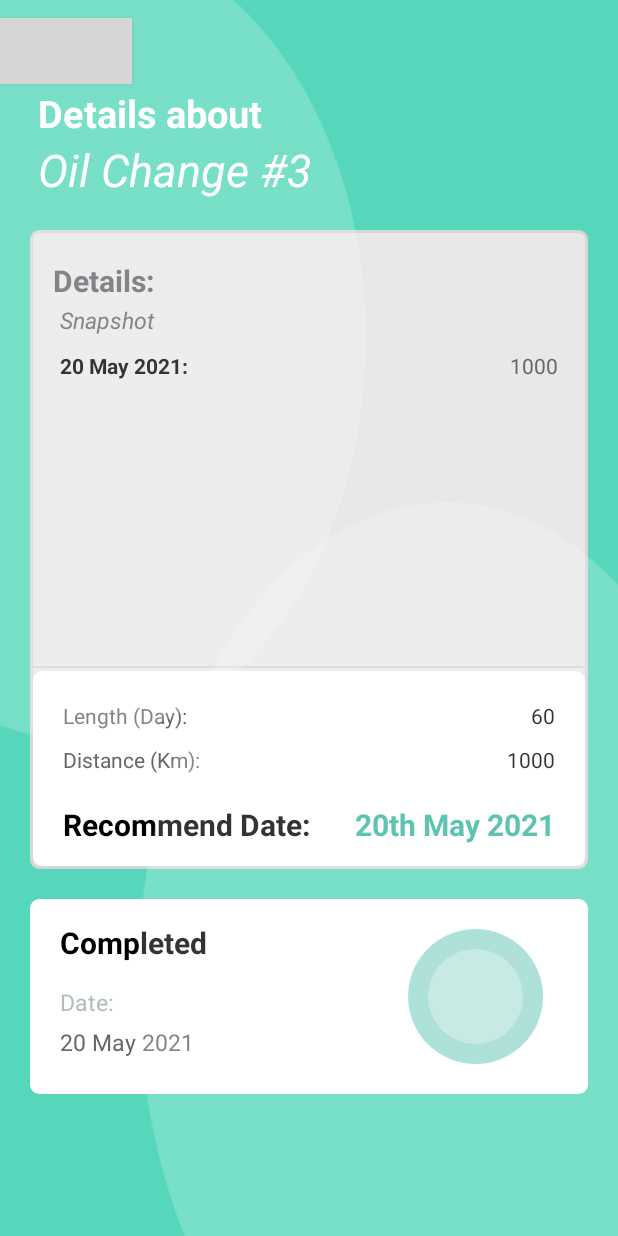
After one commit to M1ke002/Diary_Oil_v3, an Android app: the ItemDetailActivity screen opened directly, with no data from a screen before it, on a phone screen of 412 x 824 dp. The commit adds this screen. Run offline under Robolectric (Android 15) with nearby library versions, the phone set to English and light mode, and no system bars; grey boxes are pictures that could not be loaded.

Commit message:
add event details activity

```diff
--- a/app/src/main/AndroidManifest.xml
+++ b/app/src/main/AndroidManifest.xml
@@ -5,6 +5,7 @@
 
     <uses-feature android:name="android.hardware.camera.any" />
     <uses-feature android:name="android.hardware.camera.autofocus" />
+
     <uses-permission android:name="android.permission.CAMERA" />
     <uses-permission android:name="android.permission.WRITE_EXTERNAL_STORAGE" />
     <uses-permission android:name="android.permission.READ_EXTERNAL_STORAGE" />
@@ -19,6 +20,9 @@
         android:supportsRtl="true"
         android:theme="@style/Theme.Diary_Oil_v3"
         tools:targetApi="31">
+        <activity
+            android:name=".ItemDetailActivity"
+            android:exported="false" />
         <activity
             android:name=".CameraVieActivity"
             android:exported="false" />
--- a/app/src/main/java/com/example/diary_oil_v3/EventAdapter.java
+++ b/app/src/main/java/com/example/diary_oil_v3/EventAdapter.java
@@ -1,17 +1,16 @@
 package com.example.diary_oil_v3;
 
-import android.content.res.ColorStateList;
-import android.graphics.Color;
-import android.util.Log;
+import android.content.Context;
+import android.content.Intent;
+import android.os.Bundle;
 import android.view.LayoutInflater;
 import android.view.View;
 import android.view.ViewGroup;
 import android.widget.ImageView;
+import android.widget.RelativeLayout;
 import android.widget.TextView;
 
 import androidx.annotation.NonNull;
-import androidx.core.content.ContextCompat;
-import androidx.core.widget.ImageViewCompat;
 import androidx.recyclerview.widget.RecyclerView;
 
 import java.util.List;
@@ -22,8 +21,15 @@ public class EventAdapter extends RecyclerView.Adapter<EventAdapter.EventViewHol
 
 
     private List<Event> listEvent;
+    private Context mContext;
 
-    public EventAdapter(List<Event> listEvent) {
+    public void release()
+    {
+        mContext=null;
+    }
+
+    public EventAdapter(Context mContext, List<Event> listEvent) {
+        this.mContext = mContext;
         this.listEvent = listEvent;
         //Log.d("debug","json adapter"+listEvent.toString());
     }
@@ -37,11 +43,16 @@ public class EventAdapter extends RecyclerView.Adapter<EventAdapter.EventViewHol
 
     @Override
     public void onBindViewHolder(@NonNull EventViewHolder holder, int position) {
-        Event event = listEvent.get(position);
+        final Event event = listEvent.get(position);
         //Log.d("debug","json item "+event.getType() + " " + event.date + " " + event.odo);
         if (event == null)
         {return;}
-
+        holder.relativeLayout.setOnClickListener(new View.OnClickListener() {
+            @Override
+            public void onClick(View view) {
+                onClickGoToDetail(event);
+            }
+        });
         holder.tvname.setText(event.getType());
         holder.tvdue.setText(event.date);
         holder.tvodo.setText(event.odo);
@@ -50,6 +61,14 @@ public class EventAdapter extends RecyclerView.Adapter<EventAdapter.EventViewHol
         // holder.imageView.setColorFilter(ContextCompat.getColor(holder.imageView.getContext(), R.color.gray), android.graphics.PorterDuff.Mode.MULTIPLY);
 
 
+    }
+
+    private void onClickGoToDetail(Event event) {
+        Intent intent = new Intent(mContext,ItemDetailActivity.class);
+        Bundle bundle = new Bundle();
+        bundle.putSerializable("Object_item",event);
+        intent.putExtras(bundle);
+        mContext.startActivity(intent);
     }
 
     @Override
@@ -63,10 +82,12 @@ public class EventAdapter extends RecyclerView.Adapter<EventAdapter.EventViewHol
 
         private ImageView imageView,imageicon;
         private TextView tvname,tvdue,tvodo;
+        public RelativeLayout relativeLayout;
 
 
         public EventViewHolder(@NonNull View itemView) {
             super(itemView);
+            relativeLayout = itemView.findViewById(R.id.layout_item);
             imageView = itemView.findViewById(R.id.event_icon);
             imageicon = itemView.findViewById(R.id.event_typeicon);
             tvname = itemView.findViewById(R.id.event_name);
--- /dev/null
+++ b/app/src/main/java/com/example/diary_oil_v3/ItemDetailActivity.java
@@ -0,0 +1,57 @@
+package com.example.diary_oil_v3;
+
+import androidx.appcompat.app.AppCompatActivity;
+
+import android.graphics.drawable.Drawable;
+import android.os.Bundle;
+import android.view.View;
+import android.widget.Button;
+import android.widget.FrameLayout;
+import android.widget.ImageView;
+import android.widget.LinearLayout;
+import android.widget.TextView;
+
+import event_class.Event;
+
+public class ItemDetailActivity extends AppCompatActivity {
+
+    private TextView tv1,tv2,ds,os;
+    private LinearLayout frameLayout;
+    private Button button;
+    private ImageView imageView;
+    @Override
+    protected void onCreate(Bundle savedInstanceState) {
+        super.onCreate(savedInstanceState);
+        setContentView(R.layout.activity_item_detail);
+        Bundle bundle = getIntent().getExtras();
+        if (bundle==null)
+        {
+            return;
+        }
+
+        button = findViewById(R.id.return_btn_5);
+        button.setOnClickListener(new View.OnClickListener() {
+            @Override
+            public void onClick(View view) {
+                finish();
+
+            }
+        });
+        Event event = (Event) bundle.get("Object_item");
+        frameLayout = findViewById(R.id.bg_color);
+
+        frameLayout.setBackgroundColor(getResources().getColor(event.getColor()));
+        ds = findViewById(R.id.date_snap);
+        ds.setText(event.date);
+        os = findViewById(R.id.odo_snap);
+        os.setText(event.odo);
+        TextView a = findViewById(R.id.status_name);
+        a.setText(event.getStatusName());
+
+        tv1 = findViewById(R.id.textView10);
+        tv1.setText(event.getType());
+        imageView = findViewById(R.id.status_i);
+        imageView.setImageResource(event.getStatus());
+
+    }
+}
--- a/app/src/main/java/com/example/diary_oil_v3/TimelineFragment.java
+++ b/app/src/main/java/com/example/diary_oil_v3/TimelineFragment.java
@@ -10,7 +10,6 @@ import androidx.recyclerview.widget.DividerItemDecoration;
 import androidx.recyclerview.widget.LinearLayoutManager;
 import androidx.recyclerview.widget.RecyclerView;
 
-import android.util.Log;
 import android.view.LayoutInflater;
 import android.view.View;
 import android.view.ViewGroup;
@@ -81,7 +80,7 @@ public class TimelineFragment extends Fragment {
         rcvData = view.findViewById(R.id.event_viewlist);
         LinearLayoutManager linearLayoutManager = new LinearLayoutManager(this.getActivity());
         rcvData.setLayoutManager(linearLayoutManager);
-        eventAdapter = new EventAdapter(getlistuser());
+        eventAdapter = new EventAdapter(this.getContext(), getlistuser());
         rcvData.setAdapter(eventAdapter);
         RecyclerView.ItemDecoration itemDecoration = new DividerItemDecoration(this.getContext(),DividerItemDecoration.VERTICAL);
         rcvData.addItemDecoration(itemDecoration);
@@ -103,4 +102,13 @@ public class TimelineFragment extends Fragment {
         }
         return eventList.buildTimeline();
     }
+
+    @Override
+    public void onDestroy() {
+        super.onDestroy();
+        if (eventAdapter != null)
+        {
+            eventAdapter.release();
+        }
+    }
 }
--- a/app/src/main/java/event_class/Event.java
+++ b/app/src/main/java/event_class/Event.java
@@ -1,9 +1,8 @@
 package event_class;
-
-import android.widget.ImageView;
 
 import com.example.diary_oil_v3.R;
 
+import java.io.Serializable;
 import java.time.LocalTime;
 
 import java.util.HashMap;
@@ -11,7 +10,7 @@ import java.util.Map;
 import java.util.Random;
 
 
-public class Event {
+public class Event implements Serializable {
 	private int distance;
 	private int days;
 	private LocalTime due;
@@ -28,22 +27,19 @@ public class Event {
 	private int resourceid;
 
 
-
 	private int status;
 
-	private Map<String,String> snapshot;
-	public String date,odo;
+	private Map<String, String> snapshot;
+	public String date, odo;
 
 
-
-
-	public Event(int type, String date, String odo ) {
+	public Event(int type, String date, String odo) {
 		String typename;
-		switch (type){
+		switch (type) {
 			case 0:
-			typename = "Record";
-			this.resourceid = R.drawable.ic_baseline_photo_camera_24;
-			break;
+				typename = "Record";
+				this.resourceid = R.drawable.ic_baseline_photo_camera_24;
+				break;
 
 			case 1:
 				typename = "Oil Change";
@@ -63,7 +59,6 @@ public class Event {
 				break;
 
 
-
 			default:
 				typename = "How do you get this ?";
 				this.resourceid = R.drawable.hero;
@@ -71,14 +66,14 @@ public class Event {
 				break;
 
 
-
 		}
 
 		this.type = typename;
-		this.snapshot = new HashMap<String, String>();;
-		this.snapshot.put(date,odo);
-		this.date=date;
-		this.odo=odo;
+		this.snapshot = new HashMap<String, String>();
+		;
+		this.snapshot.put(date, odo);
+		this.date = date;
+		this.odo = odo;
 		Random rand = new Random();
 		this.status = rand.nextInt(4);
 
@@ -119,8 +114,7 @@ public class Event {
 
 
 	public int getStatus() {
-		switch (this.status)
-		{
+		switch (this.status) {
 			case 0:
 				return R.drawable.hero;
 
@@ -144,4 +138,57 @@ public class Event {
 		}
 
 	}
+
+	public int getColor() {
+		switch (this.status) {
+			case 0:
+				return R.color.Home_color;
+
+
+			case 1:
+				return R.color.yellow;
+
+
+			case 2:
+				return R.color.fab_color;
+
+
+			case 3:
+				return R.color.purple_3;
+
+
+			default:
+				return R.color.Theme_second;
+
+
+		}
+
+	}
+
+	public String getStatusName() {
+		switch (this.status) {
+			case 0:
+				return "Completed";
+
+
+			case 1:
+				return "Missing...";
+
+
+			case 2:
+				return "Late";
+
+
+			case 3:
+				return "Pending...";
+
+
+			default:
+				return "Stuff";
+
+
+		}
+
+
+	}
 }
--- /dev/null
+++ b/app/src/main/res/drawable/details_panel.xml
@@ -0,0 +1,11 @@
+<?xml version="1.0" encoding="utf-8"?>
+<shape xmlns:android="http://schemas.android.com/apk/res/android"
+    android:shape="rectangle">
+    <solid android:color="#E8E8E8" />
+    <corners android:radius="5dp" />
+    <stroke android:width="2dp" android:color="@color/odo_bg_color"> </stroke>
+    <size
+        android:width="371dp"
+        android:height="413dp" />
+
+</shape>
--- /dev/null
+++ b/app/src/main/res/drawable/ic_baseline_arrow_back_24.xml
@@ -0,0 +1,5 @@
+<vector android:autoMirrored="true" android:height="30dp"
+    android:tint="#000000" android:viewportHeight="24"
+    android:viewportWidth="24" android:width="30dp" xmlns:android="http://schemas.android.com/apk/res/android">
+    <path android:fillColor="@android:color/white" android:pathData="M20,11H7.83l5.59,-5.59L12,4l-8,8 8,8 1.41,-1.41L7.83,13H20v-2z"/>
+</vector>
--- /dev/null
+++ b/app/src/main/res/layout/activity_item_detail.xml
@@ -0,0 +1,270 @@
+<?xml version="1.0" encoding="utf-8"?>
+<FrameLayout xmlns:android="http://schemas.android.com/apk/res/android"
+    xmlns:app="http://schemas.android.com/apk/res-auto"
+    xmlns:tools="http://schemas.android.com/tools"
+
+    android:layout_width="match_parent"
+    android:layout_height="match_parent"
+    android:orientation="vertical"
+    tools:context=".ItemDetailActivity">
+
+
+    <LinearLayout
+        android:id="@+id/bg_color"
+        android:layout_width="match_parent"
+        android:layout_height="match_parent"
+        android:orientation="vertical"
+        android:background="@color/Home_color">
+
+        <androidx.appcompat.widget.AppCompatButton
+            android:layout_width="wrap_content"
+            android:layout_height="wrap_content"
+            android:id="@+id/return_btn_5"
+            android:background="@color/color_transparent"
+            android:drawableStart="@drawable/ic_baseline_arrow_back_24"
+            android:scaleY=".9"
+            android:drawableTint="@color/white"
+            android:paddingStart="20dp"
+            android:layout_marginTop="10dp"
+
+
+            />
+        <TextView
+            android:layout_width="wrap_content"
+            android:layout_height="wrap_content"
+            android:text="Details about"
+            android:textSize="25dp"
+            android:textColor="@color/white"
+            android:fontFamily="sans-serif"
+            android:layout_marginStart="25dp"
+            android:textStyle="bold"
+            />
+
+        <TextView
+            android:id="@+id/textView10"
+            android:layout_width="wrap_content"
+            android:layout_height="wrap_content"
+            android:text="Oil Change #3"
+            android:textSize="30dp"
+            android:textColor="@color/white"
+            android:fontFamily="sans-serif"
+            android:layout_marginStart="25dp"
+            android:textStyle="italic"
+            />
+        <LinearLayout
+
+            android:layout_width="wrap_content"
+            android:layout_height="wrap_content"
+            android:layout_gravity="center"
+            android:layout_marginTop="20dp"
+            android:layout_marginStart="20dp"
+            android:layout_marginEnd="20dp"
+
+            android:orientation="vertical"
+            android:background="@drawable/details_panel"
+            >
+            <TextView
+                android:layout_width="wrap_content"
+                android:layout_height="wrap_content"
+                android:text="Details: "
+                android:textColor="@color/gray_dark"
+                android:textStyle="bold"
+                android:textSize="20dp"
+                android:layout_marginStart="15dp"
+                android:layout_marginTop="20dp"
+
+                />
+
+            <TextView
+                android:layout_width="wrap_content"
+                android:layout_height="wrap_content"
+                android:text="Snapshot "
+                android:textColor="@color/gray_dark"
+                android:textStyle="italic"
+                android:textSize="15dp"
+                android:layout_marginStart="20dp"
+                android:layout_marginTop="2dp"
+                />
+            <GridLayout
+                android:layout_width="match_parent"
+                android:layout_height="220dp"
+                android:columnCount="2"
+                android:rowCount="2">
+                <TextView
+                    android:id="@+id/date_snap"
+                    android:layout_width="wrap_content"
+                    android:layout_height="wrap_content"
+                    android:layout_marginTop="10dp"
+                    android:layout_marginStart="20dp"
+                    android:textColor="@color/black"
+                    android:textStyle="bold"
+
+                    android:text="20 May 2021:" />
+
+                <TextView
+                    android:id="@+id/odo_snap"
+                    android:layout_width="wrap_content"
+                    android:layout_height="wrap_content"
+                    android:layout_gravity="right"
+                    android:textColor="@color/gray_dark"
+
+                    android:layout_marginTop="10dp"
+                    android:layout_marginEnd="20dp"
+                    android:text="1000" />
+
+            </GridLayout>
+
+            <View
+                android:id="@+id/divider2"
+                android:layout_width="wrap_content"
+                android:layout_height="1dp"
+                android:background="@color/odo_bg_color" />
+
+            <GridLayout
+                android:layout_width="match_parent"
+                android:layout_height="130dp"
+                android:layout_margin="2dp"
+                android:background="@drawable/details_panel"
+                android:backgroundTint="@color/white"
+                android:columnCount="2"
+                android:rowCount="2"
+                android:orientation="horizontal">
+
+
+                <TextView
+
+                    android:layout_width="wrap_content"
+                    android:layout_height="wrap_content"
+                    android:layout_marginStart="20dp"
+                    android:layout_marginTop="20dp"
+                    android:textColor="@color/gray_dark"
+                    android:text="Length (Day):" />
+
+                <TextView
+                    android:id="@+id/length"
+                    android:layout_width="wrap_content"
+                    android:layout_marginTop="20dp"
+                    android:layout_marginEnd="20dp"
+                    android:textColor="@color/black"
+                    android:layout_height="wrap_content"
+                    android:layout_gravity="right"
+                    android:text="60" />
+
+                <TextView
+
+                    android:layout_width="wrap_content"
+                    android:layout_height="wrap_content"
+                    android:layout_marginTop="10dp"
+                    android:layout_marginStart="20dp"
+                    android:textColor="@color/gray_dark"
+                    android:text="Distance (Km):" />
+
+                <TextView
+                    android:id="@+id/distance"
+                    android:layout_width="wrap_content"
+                    android:layout_marginTop="10dp"
+                    android:layout_marginEnd="20dp"
+                    android:textColor="@color/black"
+                    android:layout_height="wrap_content"
+                    android:layout_gravity="right"
+
+                    android:text="1000" />
+
+                <TextView
+
+                    android:layout_width="wrap_content"
+                    android:layout_height="wrap_content"
+                    android:layout_marginTop="20dp"
+                    android:layout_marginStart="20dp"
+                    android:textStyle="bold"
+                    android:textColor="@color/black"
+                    android:textSize="20dp"
+
+                    android:text="Recommend Date:" />
+
+                <TextView
+                    android:id="@+id/due"
+                    android:layout_width="wrap_content"
+                    android:layout_marginTop="20dp"
+                    android:layout_marginEnd="20dp"
+
+                    android:layout_height="wrap_content"
+                    android:layout_gravity="right"
+                    android:textStyle="bold"
+                    android:textColor="@color/Theme"
+                    android:textSize="20dp"
+
+                    android:text="20th May 2021" />
+            </GridLayout>
+
+
+        </LinearLayout>
+
+        <RelativeLayout
+            android:layout_width="match_parent"
+            android:layout_height="130dp"
+            android:layout_margin="20dp"
+            android:background="@drawable/details_panel"
+            android:backgroundTint="@color/white"
+            android:orientation="horizontal">
+
+            <TextView
+                android:id="@+id/status_name"
+                android:layout_width="wrap_content"
+                android:layout_height="wrap_content"
+                android:layout_marginStart="20dp"
+                android:layout_marginTop="15dp"
+                android:text="Completed"
+                android:textColor="@color/black"
+                android:textSize="20dp"
+
+                android:textStyle="bold" />
+
+            <TextView
+                android:id="@+id/date_name"
+                android:layout_width="wrap_content"
+                android:layout_height="wrap_content"
+                android:layout_marginTop="15dp"
+                android:textSize="15dp"
+                android:layout_marginStart="20dp"
+                android:layout_below="@+id/status_name"
+                android:textColor="@color/gray"
+                android:text="Date:" />
+
+            <TextView
+                android:id="@+id/finish_date"
+                android:layout_width="wrap_content"
+                android:layout_height="wrap_content"
+                android:layout_marginTop="5dp"
+                android:textSize="15dp"
+                android:layout_marginStart="20dp"
+                android:layout_below="@+id/date_name"
+                android:textColor="@color/gray_dark"
+                android:text="20 May 2021" />
+
+            <ImageView
+                android:id="@+id/status_i"
+                android:layout_width="90dp"
+                android:layout_height="90dp"
+                android:layout_alignParentEnd="true"
+                android:layout_centerInParent="true"
+                android:layout_marginEnd="30dp"
+                android:src="@drawable/hero" />
+
+
+
+
+
+        </RelativeLayout>
+
+
+    </LinearLayout>
+
+        <ImageView
+
+        android:layout_width="match_parent"
+        android:layout_height="match_parent"
+        android:src="@drawable/background_stuff"
+        android:scaleType="fitXY"/>
+
+</FrameLayout>
--- a/app/src/main/res/layout/event_item.xml
+++ b/app/src/main/res/layout/event_item.xml
@@ -1,6 +1,7 @@
 <?xml version="1.0" encoding="utf-8"?>
 <RelativeLayout xmlns:android="http://schemas.android.com/apk/res/android"
     xmlns:app="http://schemas.android.com/apk/res-auto"
+    android:id="@+id/layout_item"
     android:layout_width="match_parent"
     android:layout_height="wrap_content"
     android:padding="10dp"
--- a/app/src/main/res/values/colors.xml
+++ b/app/src/main/res/values/colors.xml
@@ -16,5 +16,7 @@
     <color name="Theme">#37B49E</color>
     <color name="Theme_second">#2699FB</color>
     <color name="grey_tran">#28FFFFFF</color>
+    <color name="yellow">#BAC51E</color>
+
 
 </resources>
```
Also changed, not shown: app/src/main/res/drawable/background_stuff.png (added).
